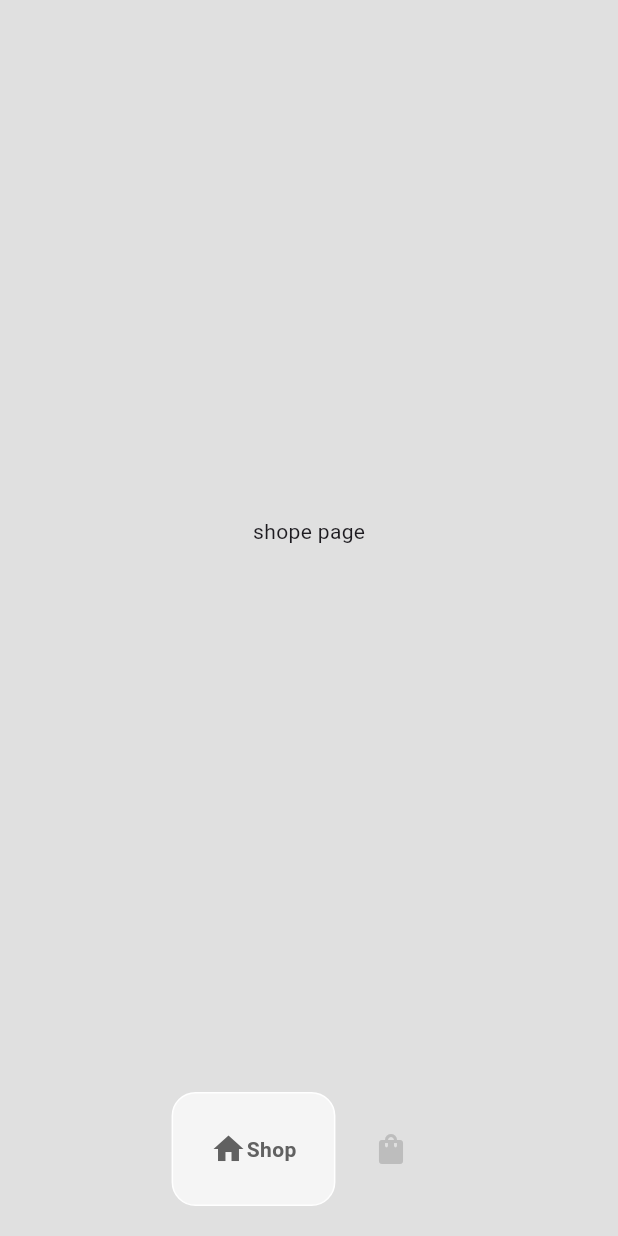
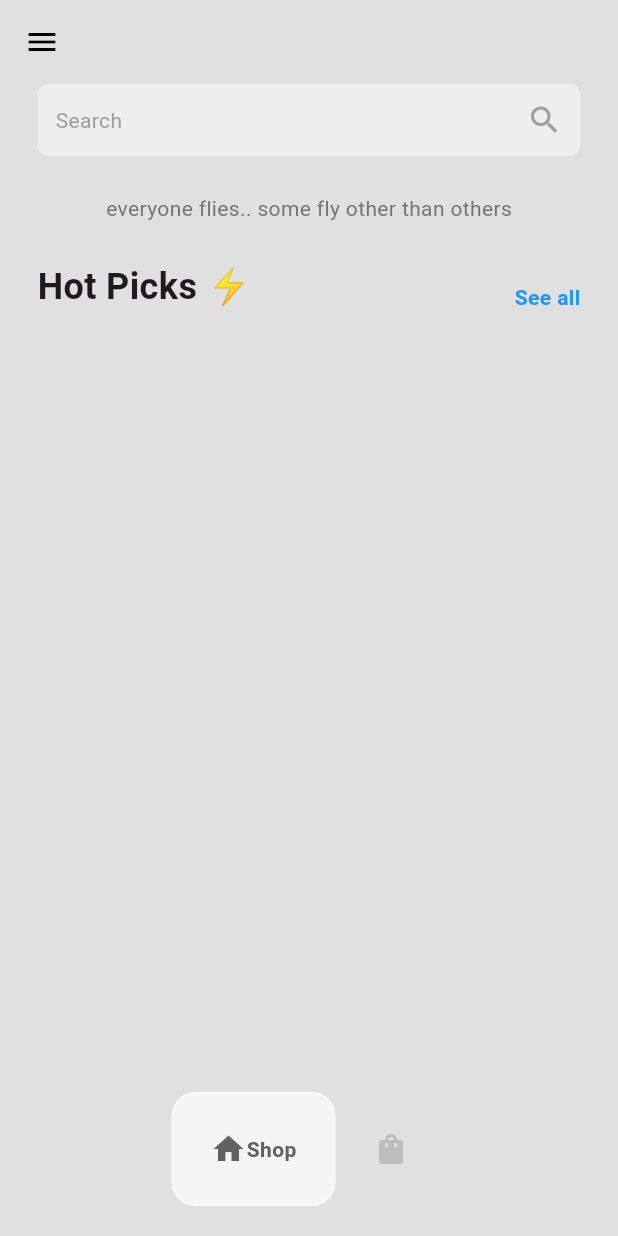
Before and after one commit to Jerald-tonmoy-dias/jtd_flutter_ecom_app, a Flutter app: the screen it shows after launch, after a tap on "Shop Now", on a phone screen of 412 x 824 dp. Run offline on Flutter 3.47's test engine with Material 3 defaults, Android fonts, the light colour scheme and no system bars; drawn by our look-alikes of google_nav_bar.

Commit message:
working on shop page

```diff
--- a/lib/pages/home_page.dart
+++ b/lib/pages/home_page.dart
@@ -33,9 +33,92 @@ class _HomePageState extends State<HomePage> {
   @override
   Widget build(BuildContext context) {
     return Scaffold(
+      appBar: AppBar(
+        backgroundColor: Colors.transparent,
+        elevation: 0,
+        leading: Builder(
+            builder: (context) => IconButton(
+                  icon: Icon(
+                    Icons.menu,
+                    color: Colors.black,
+                  ),
+                  onPressed: () {
+                    Scaffold.of(context).openDrawer();
+                  },
+                )),
+      ),
       backgroundColor: Colors.grey[300],
       bottomNavigationBar: MyBottomNavBar(
         onTabChange: (index) => navigateBottomBar(index),
+      ),
+      drawer: Drawer(
+        backgroundColor: Colors.grey[900],
+        child: Column(
+          mainAxisAlignment: MainAxisAlignment.spaceBetween,
+          children: [
+            Column(
+              children: [
+                // logo
+                DrawerHeader(
+                  // decoration: BoxDecoration(border: Border.none),
+                  child: Image.asset(
+                    'lib/images/logo.png',
+                    height: 240,
+                    color: Colors.white,
+                  ),
+                ),
+
+                // Padding(
+                //   padding: const EdgeInsets.symmetric(horizontal: 25.0),
+                //   child: Divider(
+                //     color: Colors.grey[800],
+                //   ),
+                // )
+
+                // other pages
+                const Padding(
+                  padding: EdgeInsets.only(left: 25.0),
+                  child: ListTile(
+                    leading: Icon(
+                      Icons.home,
+                      color: Colors.white,
+                    ),
+                    title: Text(
+                      'Home',
+                      style: TextStyle(color: Colors.white),
+                    ),
+                  ),
+                ),
+                const Padding(
+                  padding: EdgeInsets.only(left: 25.0),
+                  child: ListTile(
+                    leading: Icon(
+                      Icons.info,
+                      color: Colors.white,
+                    ),
+                    title: Text(
+                      'About',
+                      style: TextStyle(color: Colors.white),
+                    ),
+                  ),
+                )
+              ],
+            ),
+            const Padding(
+              padding: EdgeInsets.only(left: 25.0, bottom: 25),
+              child: ListTile(
+                leading: Icon(
+                  Icons.logout,
+                  color: Colors.white,
+                ),
+                title: Text(
+                  'Logout',
+                  style: TextStyle(color: Colors.white),
+                ),
+              ),
+            )
+          ],
+        ),
       ),
       body: _pages[_selectedIndex],
     );
--- a/lib/pages/intro_page.dart
+++ b/lib/pages/intro_page.dart
@@ -20,6 +20,7 @@ class IntroPage extends StatelessWidget {
                 child: Image.asset(
                   'lib/images/logo.png',
                   height: 240,
+                  width: 200,
                 ),
               ),
               const SizedBox(
--- a/lib/pages/shop_page.dart
+++ b/lib/pages/shop_page.dart
@@ -1,4 +1,5 @@
 import 'package:flutter/material.dart';
+import 'package:flutter/widgets.dart';
 
 class ShopPage extends StatefulWidget {
   const ShopPage({super.key});
@@ -10,8 +11,65 @@ class ShopPage extends StatefulWidget {
 class _ShopPageState extends State<ShopPage> {
   @override
   Widget build(BuildContext context) {
-    return const Center(
-      child: Text("shope page"),
+    return Center(
+      child: Column(
+        children: [
+          // search bar
+          Container(
+            padding: const EdgeInsets.all(12),
+            margin: const EdgeInsets.symmetric(horizontal: 25),
+            decoration: BoxDecoration(
+                color: Colors.grey[200],
+                borderRadius: BorderRadius.circular(8)),
+            child: const Row(
+              mainAxisAlignment: MainAxisAlignment.spaceBetween,
+              children: [
+                Text(
+                  "Search",
+                  style: TextStyle(color: Colors.grey),
+                ),
+                Icon(
+                  Icons.search,
+                  color: Colors.grey,
+                )
+              ],
+            ),
+          ),
+
+          // message
+          Padding(
+            padding: EdgeInsets.symmetric(vertical: 25.0),
+            child: Text(
+              "everyone flies.. some fly other than others",
+              style: TextStyle(color: Colors.grey[600]),
+            ),
+          ),
+
+          // hot picks title
+          const Padding(
+            padding: EdgeInsets.symmetric(horizontal: 25.0),
+            child: Row(
+              mainAxisAlignment: MainAxisAlignment.spaceBetween,
+              crossAxisAlignment: CrossAxisAlignment.end,
+              children: [
+                Text(
+                  "Hot Picks ⚡",
+                  style: TextStyle(fontWeight: FontWeight.bold, fontSize: 24),
+                ),
+                Text(
+                  "See all",
+                  style: TextStyle(
+                      fontWeight: FontWeight.bold, color: Colors.blue),
+                ),
+              ],
+            ),
+          ),
+
+          const SizedBox(
+            height: 10,
+          )
+        ],
+      ),
     );
   }
 }
```
Also changed, not shown: lib/images/logo.png.
